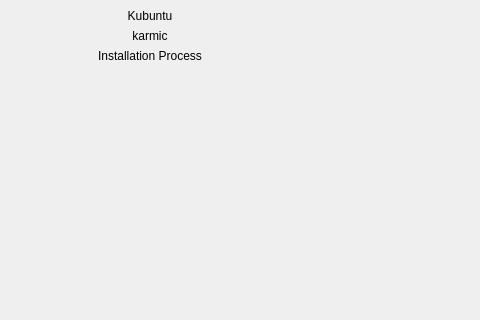
Above: ubiquity-frontend-dvkbuntu/app.ui from handyopensource/dvkbuntu-ppa-1910 before the change; both pictures show x 0 to 480 and y 0 to 320 of the 697 by 534 pixel window. Below: the same form after it.
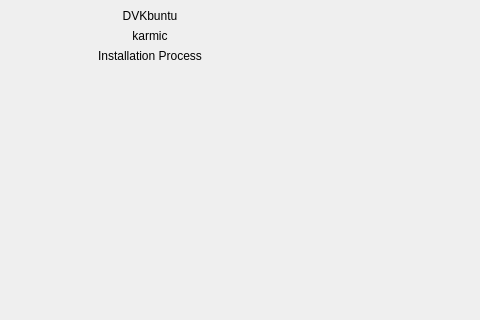
That is the form after the change.

Patch:
```diff
--- a/ubiquity-frontend-dvkbuntu/app.ui
+++ b/ubiquity-frontend-dvkbuntu/app.ui
@@ -155,7 +155,7 @@
           <item>
            <widget class="QLabel" name="distro_name_label">
             <property name="text">
-             <string>Kubuntu</string>
+             <string>DVKbuntu</string>
             </property>
             <property name="scaledContents">
              <bool>false</bool>
```
